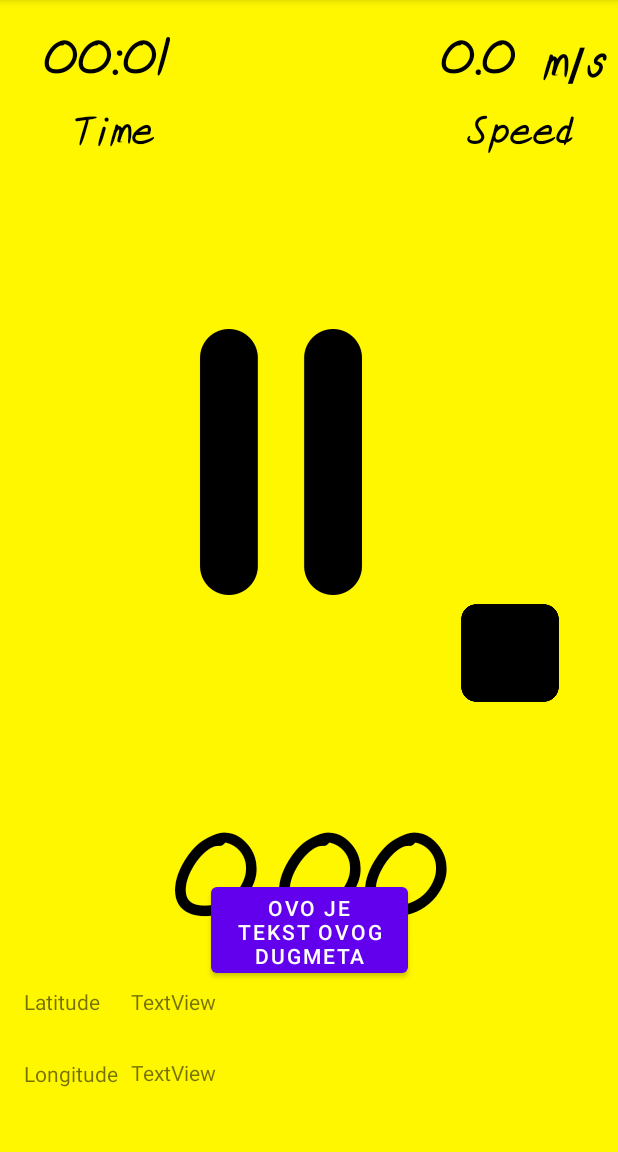
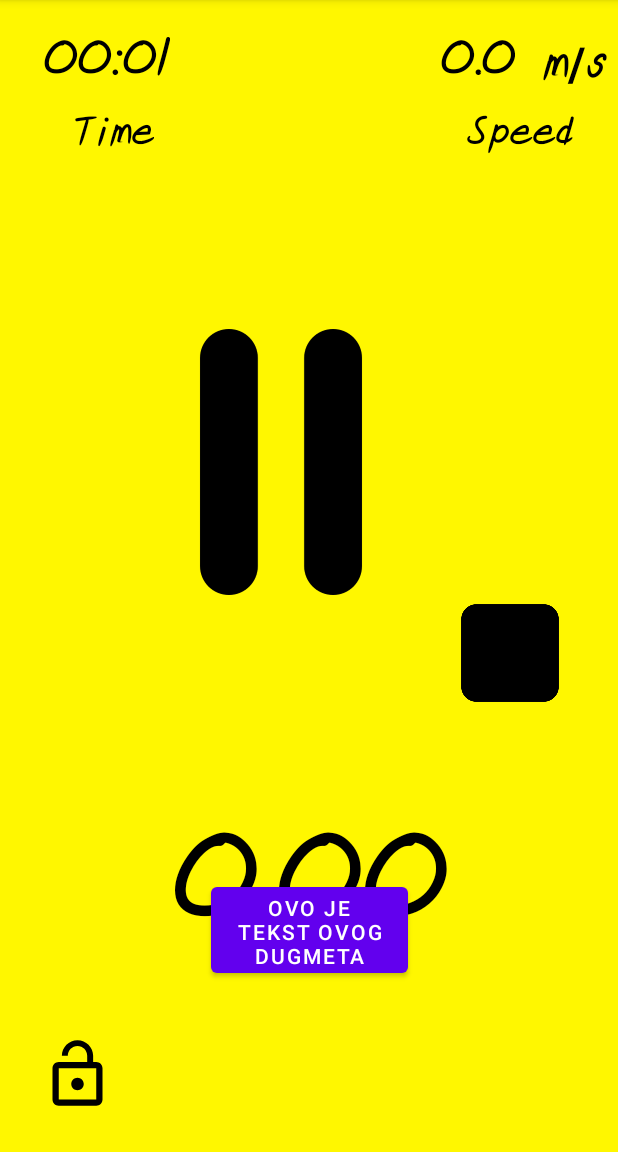
Before and after one commit to esiljak1/Running-tracker-app, an Android app: the fragment RunningFragment placed in its activity, after a tap on an icon or button, on a phone screen of 412 x 824 dp, the part 84-1236 px from its top. Run offline under Robolectric (Android 15) with nearby library versions, the phone set to English and light mode, and no system bars.

Commit message:
Added possibility of locking screen

```diff
--- a/app/src/main/java/com/etf/unsa/ba/zavrsnirad_esiljak1/RunningFragment.kt
+++ b/app/src/main/java/com/etf/unsa/ba/zavrsnirad_esiljak1/RunningFragment.kt
@@ -1,6 +1,7 @@
 package com.etf.unsa.ba.zavrsnirad_esiljak1
 
 import android.Manifest
+import android.app.AlertDialog
 import android.content.pm.PackageManager
 import android.location.Location
 import android.os.Bundle
@@ -24,15 +25,15 @@ class RunningFragment : Fragment() {
     private var totalDistance: Double = 0.0
     private var elapsedTime: Long = 0
     private var isStopped = true
+    private var isLocked = false
 
     private lateinit var tv_time: TextView
     private lateinit var tv_speed: TextView
-    private lateinit var tv_latitude: TextView
-    private lateinit var tv_longitude: TextView
     private lateinit var tv_distance: TextView
     private lateinit var start_btn: ImageButton
     private lateinit var pause_btn: ImageButton
     private lateinit var stop_btn: ImageButton
+    private lateinit var lock_btn: ImageButton
 
     private lateinit var fusedLocationProvider: FusedLocationProviderClient
     private lateinit var locationRequest: LocationRequest
@@ -42,6 +43,9 @@ class RunningFragment : Fragment() {
     private lateinit var runnable: Runnable
 
     private val startRunListener = View.OnClickListener {
+        if(isLocked)
+            return@OnClickListener
+
         start_btn.visibility = View.GONE
         pause_btn.visibility = View.VISIBLE
         stop_btn.visibility = View.VISIBLE
@@ -50,11 +54,21 @@ class RunningFragment : Fragment() {
         handler.postDelayed(runnable, 0)
     }
     private val pauseRunListener = View.OnClickListener {
+        if(isLocked)
+            return@OnClickListener
+
         pause_btn.visibility = View.GONE
         start_btn.visibility = View.VISIBLE
         isStopped = true
 
         handler.removeCallbacks(runnable)
+    }
+
+    private val lockScreenListener = View.OnClickListener {
+        if(isLocked)
+            unlockDialog()
+        else
+            lockDialog()
     }
 
     private val stopRunListener = View.OnClickListener {
@@ -69,12 +83,11 @@ class RunningFragment : Fragment() {
 
         tv_time = view.findViewById(R.id.tv_time)
         tv_speed = view.findViewById(R.id.tv_speed)
-        tv_latitude = view.findViewById(R.id.tv_latitude)
-        tv_longitude = view.findViewById(R.id.tv_longitude)
         tv_distance = view.findViewById(R.id.tv_distance)
         start_btn = view.findViewById(R.id.start_btn)
         pause_btn = view.findViewById(R.id.pause_btn)
         stop_btn = view.findViewById(R.id.stop_btn)
+        lock_btn = view.findViewById(R.id.lock_btn)
 
         locationCallback = object : LocationCallback(){
             override fun onLocationResult(p0: LocationResult) {
@@ -122,6 +135,7 @@ class RunningFragment : Fragment() {
         start_btn.setOnClickListener(startRunListener)
         pause_btn.setOnClickListener(pauseRunListener)
         stop_btn.setOnClickListener(stopRunListener)
+        lock_btn.setOnClickListener(lockScreenListener)
 
         return view
     }
@@ -144,8 +158,6 @@ class RunningFragment : Fragment() {
 
     private fun updateUIValues(location: Location) {
         if(isStopped) return
-        tv_latitude.text = String.format("%.2f", location.latitude)
-        tv_longitude.text = String.format("%.2f", location.longitude)
         tv_distance.text = String.format("%.2f", totalDistance)
         tv_speed.text = String.format("%.2f", location.speed)
     }
@@ -157,6 +169,36 @@ class RunningFragment : Fragment() {
         }
 
         fusedLocationProvider.requestLocationUpdates(locationRequest, locationCallback, null)
+    }
+
+    private fun lockDialog(){
+        var builder = AlertDialog.Builder(context)
+
+        builder.setTitle("Locking screen")
+                .setMessage("Are you sure that you want to lock your screen")
+                .setPositiveButton("Yes") { dialog, which ->
+                                                    isLocked = true
+                                                    lock_btn.setBackgroundResource(R.drawable.ic_baseline_lock_24)
+                                                }
+                .setNegativeButton("No") {dialog, which ->
+                                                    isLocked = false
+                                                }
+                .show()
+    }
+
+    private fun unlockDialog(){
+        var builder = AlertDialog.Builder(context)
+
+        builder.setTitle("Unlocking screen")
+                .setMessage("Are you sure that you want to unlock your screen")
+                .setPositiveButton("Yes") { dialog, which ->
+                                                    isLocked = false
+                                                    lock_btn.setBackgroundResource(R.drawable.ic_baseline_lock_open_24)
+                                                }
+                .setNegativeButton("No") {dialog, which ->
+                                                    isLocked = true
+                                                }
+                .show()
     }
 
     override fun onRequestPermissionsResult(
--- /dev/null
+++ b/app/src/main/res/drawable/ic_baseline_lock_24.xml
@@ -0,0 +1,9 @@
+<vector xmlns:android="http://schemas.android.com/apk/res/android"
+    android:width="50dp"
+    android:height="50dp"
+    android:viewportWidth="24"
+    android:viewportHeight="24">
+  <path
+      android:fillColor="@android:color/black"
+      android:pathData="M18,8h-1L17,6c0,-2.76 -2.24,-5 -5,-5S7,3.24 7,6v2L6,8c-1.1,0 -2,0.9 -2,2v10c0,1.1 0.9,2 2,2h12c1.1,0 2,-0.9 2,-2L20,10c0,-1.1 -0.9,-2 -2,-2zM12,17c-1.1,0 -2,-0.9 -2,-2s0.9,-2 2,-2 2,0.9 2,2 -0.9,2 -2,2zM15.1,8L8.9,8L8.9,6c0,-1.71 1.39,-3.1 3.1,-3.1 1.71,0 3.1,1.39 3.1,3.1v2z"/>
+</vector>
--- /dev/null
+++ b/app/src/main/res/drawable/ic_baseline_lock_open_24.xml
@@ -0,0 +1,9 @@
+<vector xmlns:android="http://schemas.android.com/apk/res/android"
+    android:width="50dp"
+    android:height="50dp"
+    android:viewportWidth="24"
+    android:viewportHeight="24">
+  <path
+      android:fillColor="@android:color/black"
+      android:pathData="M12,17c1.1,0 2,-0.9 2,-2s-0.9,-2 -2,-2 -2,0.9 -2,2 0.9,2 2,2zM18,8h-1L17,6c0,-2.76 -2.24,-5 -5,-5S7,3.24 7,6h1.9c0,-1.71 1.39,-3.1 3.1,-3.1 1.71,0 3.1,1.39 3.1,3.1v2L6,8c-1.1,0 -2,0.9 -2,2v10c0,1.1 0.9,2 2,2h12c1.1,0 2,-0.9 2,-2L20,10c0,-1.1 -0.9,-2 -2,-2zM18,20L6,20L6,10h12v10z"/>
+</vector>
--- a/app/src/main/res/layout/fragment_running.xml
+++ b/app/src/main/res/layout/fragment_running.xml
@@ -117,54 +117,6 @@
         app:layout_constraintVertical_bias="0.362"
         app:srcCompat="@drawable/play_img" />
 
-    <TextView
-        android:id="@+id/textView6"
-        android:layout_width="wrap_content"
-        android:layout_height="wrap_content"
-        android:text="Latitude"
-        app:layout_constraintBottom_toBottomOf="parent"
-        app:layout_constraintEnd_toEndOf="parent"
-        app:layout_constraintHorizontal_bias="0.044"
-        app:layout_constraintStart_toStartOf="parent"
-        app:layout_constraintTop_toTopOf="parent"
-        app:layout_constraintVertical_bias="0.879" />
-
-    <TextView
-        android:id="@+id/textView7"
-        android:layout_width="wrap_content"
-        android:layout_height="wrap_content"
-        android:text="Longitude"
-        app:layout_constraintBottom_toBottomOf="parent"
-        app:layout_constraintEnd_toEndOf="parent"
-        app:layout_constraintHorizontal_bias="0.045"
-        app:layout_constraintStart_toStartOf="parent"
-        app:layout_constraintTop_toTopOf="parent"
-        app:layout_constraintVertical_bias="0.943" />
-
-    <TextView
-        android:id="@+id/tv_latitude"
-        android:layout_width="wrap_content"
-        android:layout_height="wrap_content"
-        android:text="TextView"
-        app:layout_constraintBottom_toBottomOf="parent"
-        app:layout_constraintEnd_toEndOf="parent"
-        app:layout_constraintHorizontal_bias="0.246"
-        app:layout_constraintStart_toStartOf="parent"
-        app:layout_constraintTop_toTopOf="parent"
-        app:layout_constraintVertical_bias="0.879" />
-
-    <TextView
-        android:id="@+id/tv_longitude"
-        android:layout_width="wrap_content"
-        android:layout_height="wrap_content"
-        android:text="TextView"
-        app:layout_constraintBottom_toBottomOf="parent"
-        app:layout_constraintEnd_toEndOf="parent"
-        app:layout_constraintHorizontal_bias="0.246"
-        app:layout_constraintStart_toStartOf="parent"
-        app:layout_constraintTop_toTopOf="parent"
-        app:layout_constraintVertical_bias="0.942" />
-
     <ImageButton
         android:id="@+id/pause_btn"
         android:layout_width="199dp"
@@ -197,5 +149,18 @@
         app:layout_constraintTop_toTopOf="parent"
         app:layout_constraintVertical_bias="0.576" />
 
+    <ImageButton
+        android:id="@+id/lock_btn"
+        android:layout_width="wrap_content"
+        android:layout_height="wrap_content"
+        android:background="@android:color/transparent"
+        android:src="@drawable/ic_baseline_lock_open_24"
+        app:layout_constraintBottom_toBottomOf="parent"
+        app:layout_constraintEnd_toEndOf="parent"
+        app:layout_constraintHorizontal_bias="0.074"
+        app:layout_constraintStart_toStartOf="parent"
+        app:layout_constraintTop_toTopOf="parent"
+        app:layout_constraintVertical_bias="0.963" />
+
 
 </androidx.constraintlayout.widget.ConstraintLayout>
```
